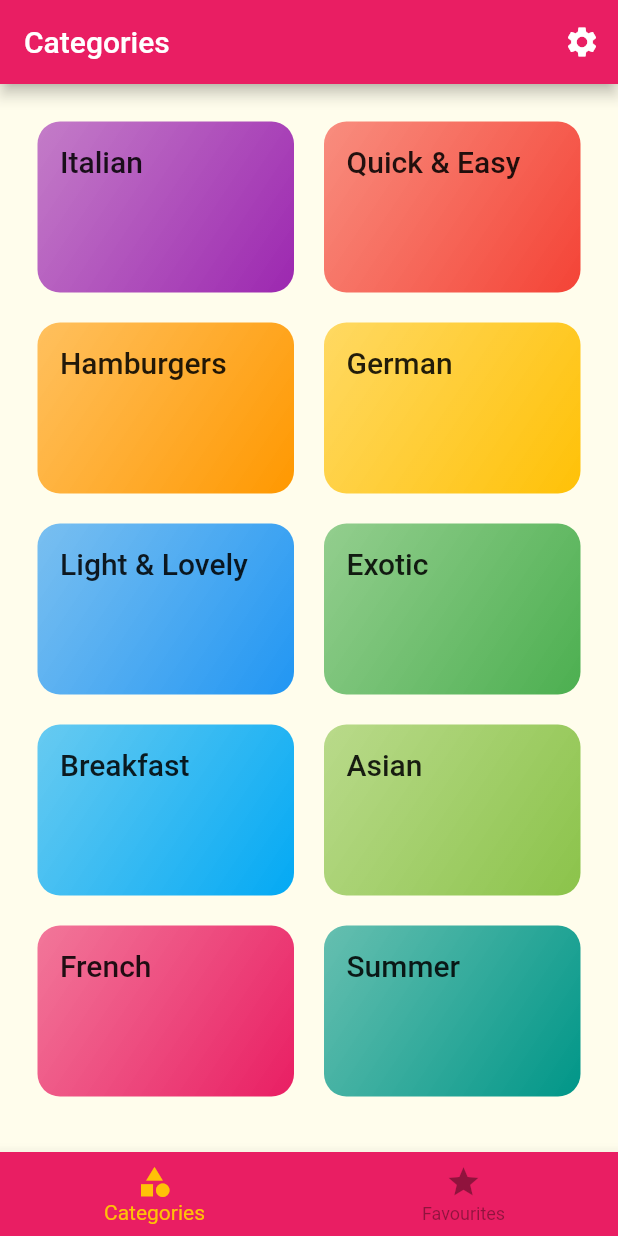
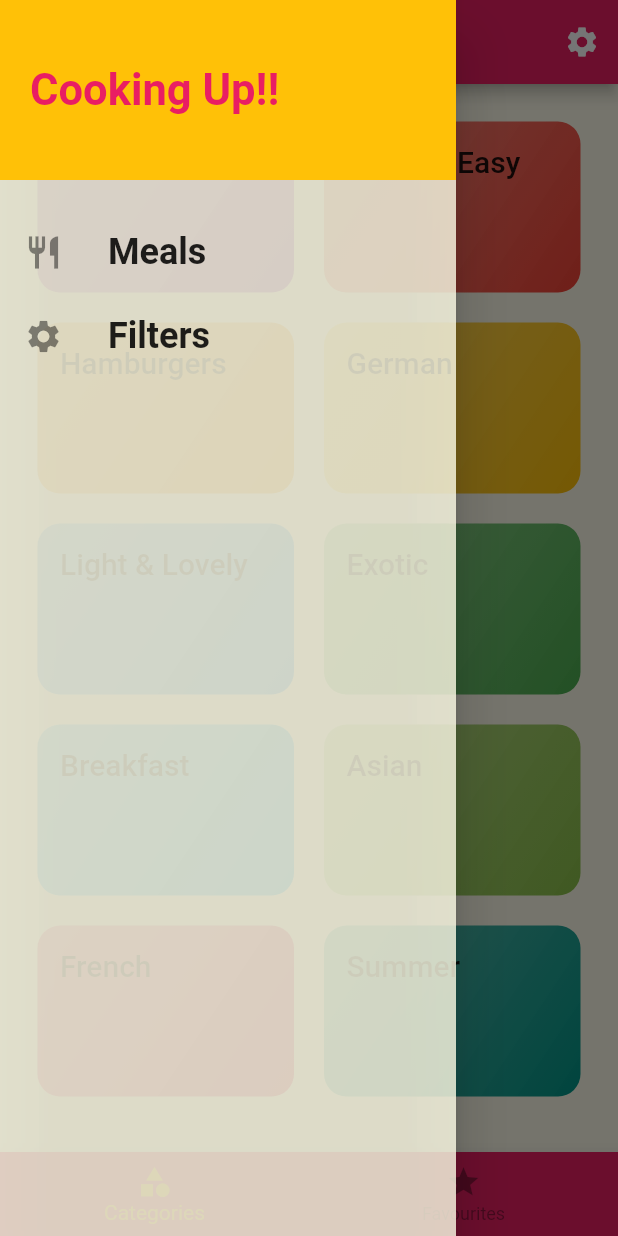
Before and after one commit to cyx977/mealMax, a Flutter app: the screen it shows after launch, with the side drawer open (before the commit the screen has no drawer), on a phone screen of 412 x 824 dp. Run offline on Flutter 3.47's test engine with Material 2 defaults, Android fonts, the light colour scheme and no system bars.

Commit message:
drawer and pushReplacementNamed tested

```diff
--- a/lib/main.dart
+++ b/lib/main.dart
@@ -1,5 +1,6 @@
 import 'package:flutter/material.dart';
 import 'package:maxMeal/screens/error_screen.dart';
+import 'package:maxMeal/screens/filter_screen.dart';
 import 'package:maxMeal/screens/meal_detail_screen.dart';
 import 'package:maxMeal/screens/my_homepage.dart';
 
@@ -28,10 +29,10 @@ class MyApp extends StatelessWidget {
       ),
       routes: {
         MyHomePage.route: (context) => MyHomePage(title: "Modern Meal App"),
-        // TabScreen.route: (context) => TabScreen(),
         CategoriesScreen.route: (context) => CategoriesScreen(),
         CategoryMealsScreen.route: (context) => CategoryMealsScreen(),
         MealDetailScreen.route: (context) => MealDetailScreen(),
+        FiltersScreen.route: (context) => FiltersScreen(),
       },
       onGenerateRoute: (RouteSettings settings) {
         print("onGenerateRoute");
--- /dev/null
+++ b/lib/screens/filter_screen.dart
@@ -0,0 +1,18 @@
+import 'package:flutter/material.dart';
+import 'package:maxMeal/widgets/main_drawer.dart';
+
+class FiltersScreen extends StatefulWidget {
+  static final String route = "/filterScreen";
+  @override
+  _FiltersScreenState createState() => _FiltersScreenState();
+}
+
+class _FiltersScreenState extends State<FiltersScreen> {
+  @override
+  Widget build(BuildContext context) {
+    return Scaffold(
+      drawer: MainDrawer(),
+      appBar: AppBar(),
+    );
+  }
+}
--- a/lib/screens/my_homepage.dart
+++ b/lib/screens/my_homepage.dart
@@ -1,4 +1,5 @@
 import 'package:flutter/material.dart';
+import '../widgets/main_drawer.dart';
 import './categories_screen.dart';
 import './favourite_screen.dart';
 
@@ -24,6 +25,7 @@ class _MyHomePageState extends State<MyHomePage> {
     print("homepagebuild");
     return Scaffold(
       appBar: AppBar(
+
         actions: [
           IconButton(
             icon: Icon(
@@ -36,11 +38,12 @@ class _MyHomePageState extends State<MyHomePage> {
         ],
         title: Text(_pages[_selectedIndex]['title']),
       ),
+      drawer: MainDrawer(),
       body: _pages[_selectedIndex]['page'],
       bottomNavigationBar: BottomNavigationBar(
-        backgroundColor: Colors.pink,
+        backgroundColor: Theme.of(context).primaryColor,
         // type: BottomNavigationBarType.fixed, //default
-        // type: BottomNavigationBarType.shifting
+        // type: BottomNavigationBarType.shifting,
         selectedItemColor: Theme.of(context).accentColor,
         unselectedItemColor: Colors.black38,
         currentIndex: _selectedIndex,
--- /dev/null
+++ b/lib/widgets/main_drawer.dart
@@ -0,0 +1,70 @@
+import 'package:flutter/material.dart';
+import '../screens/filter_screen.dart';
+import '../screens/my_homepage.dart';
+
+class MainDrawer extends StatelessWidget {
+  @override
+  Widget build(BuildContext context) {
+    return Drawer(
+      child: SafeArea(
+        child: Column(
+          children: [
+            Container(
+              padding: EdgeInsets.all(20),
+              alignment: Alignment.centerLeft,
+              width: double.infinity,
+              height: 120,
+              color: Theme.of(context).accentColor,
+              child: Text(
+                "Cooking Up!!",
+                style: TextStyle(
+                  fontSize: 29,
+                  color: Theme.of(context).primaryColor,
+                  fontWeight: FontWeight.bold,
+                ),
+              ),
+            ),
+            SizedBox(
+              height: 20,
+            ),
+            buildListTile(
+              icon: Icons.restaurant,
+              title: "Meals",
+              tapHandler: () {
+                Navigator.of(context).pushReplacementNamed(MyHomePage.route);
+              },
+            ),
+            buildListTile(
+              icon: Icons.settings,
+              title: "Filters",
+              tapHandler: () {
+                Navigator.of(context).pushReplacementNamed(FiltersScreen.route);
+
+              },
+            ),
+          ],
+        ),
+      ),
+    );
+  }
+
+  ListTile buildListTile(
+      {@required IconData icon,
+      @required String title,
+      @required Function tapHandler}) {
+    return ListTile(
+      onTap: tapHandler,
+      leading: Icon(
+        icon,
+        size: 26,
+      ),
+      title: Text(
+        title,
+        style: TextStyle(
+          fontSize: 24,
+          fontWeight: FontWeight.bold,
+        ),
+      ),
+    );
+  }
+}
```
